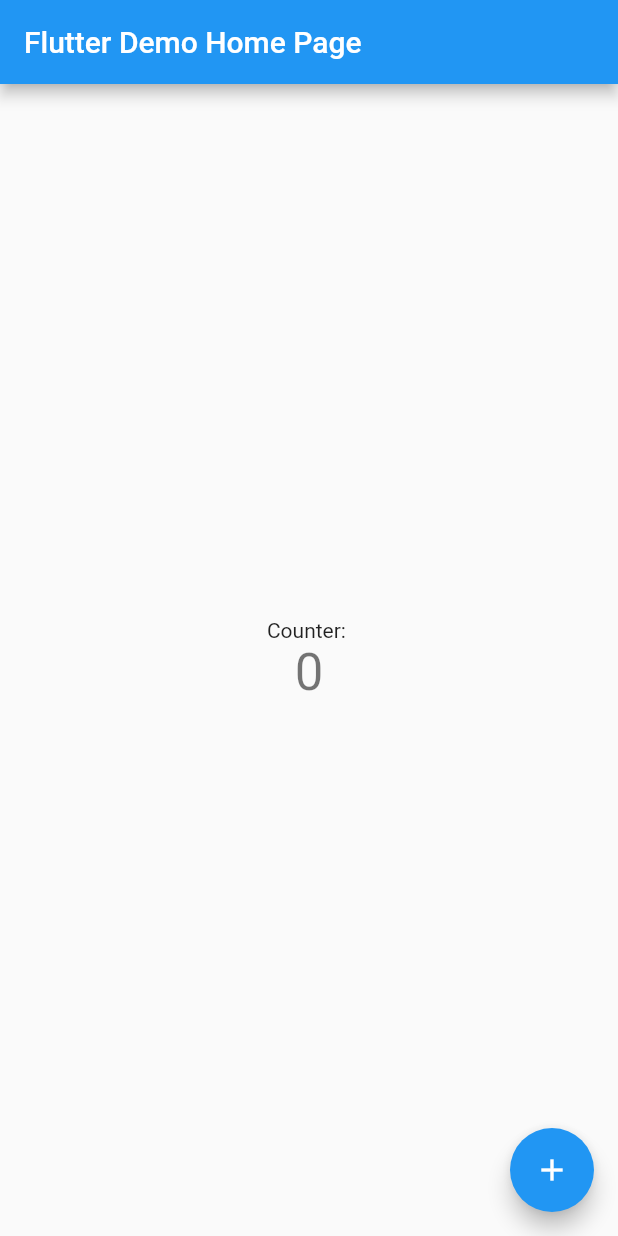
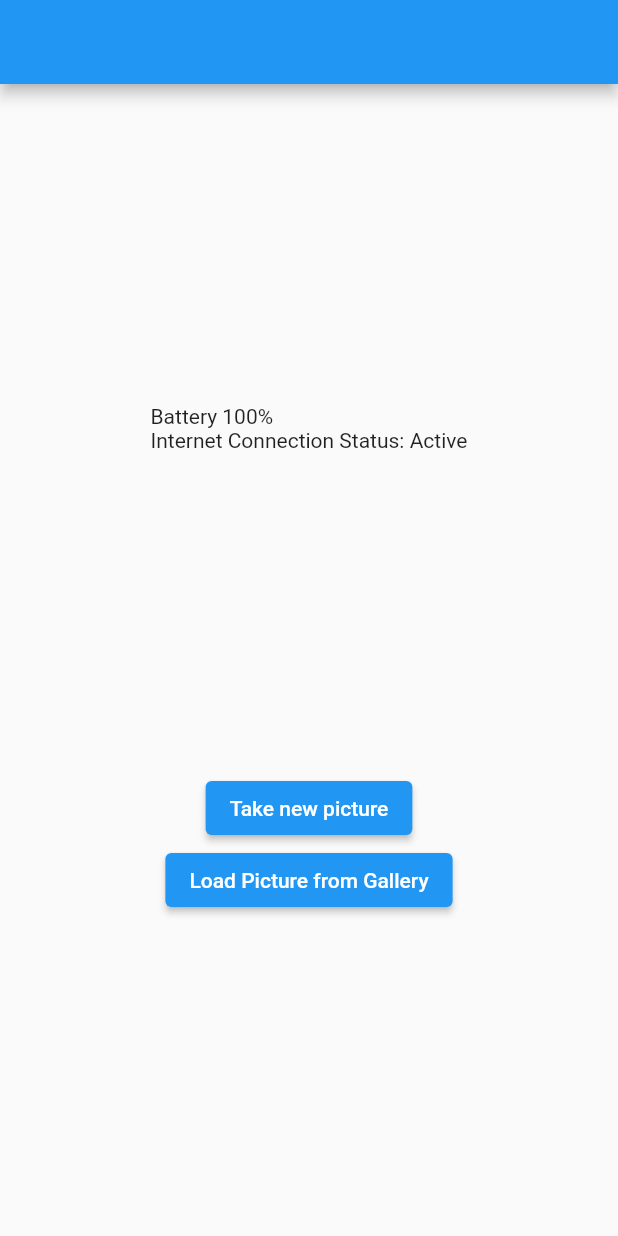
Before and after one commit to Carlos-1609/challenge, a Flutter app: the screen it shows after launch, on a phone screen of 412 x 824 dp. Run offline on Flutter 3.47's test engine with Material 2 defaults, Android fonts, the phone set to English and light mode, and no system bars; our stand-ins replace battery_plus, internet_connection_checker.

Commit message:
HomePage

```diff
--- a/challenge/lib/main.dart
+++ b/challenge/lib/main.dart
@@ -1,4 +1,8 @@
+import 'package:challenge/providers/battery_provider.dart';
+import 'package:challenge/providers/connectivity_provider.dart';
+import 'package:challenge/screens/homepage.dart';
 import 'package:flutter/material.dart';
+import 'package:provider/provider.dart';
 
 void main() {
   runApp(const MyApp());
@@ -10,106 +14,18 @@ class MyApp extends StatelessWidget {
   // This widget is the root of your application.
   @override
   Widget build(BuildContext context) {
-    return MaterialApp(
-      title: 'Flutter Demo',
-      theme: ThemeData(
-        // This is the theme of your application.
-        //
-        // Try running your application with "flutter run". You'll see the
-        // application has a blue toolbar. Then, without quitting the app, try
-        // changing the primarySwatch below to Colors.green and then invoke
-        // "hot reload" (press "r" in the console where you ran "flutter run",
-        // or simply save your changes to "hot reload" in a Flutter IDE).
-        // Notice that the counter didn't reset back to zero; the application
-        // is not restarted.
-        primarySwatch: Colors.blue,
+    return MultiProvider(
+      providers: [
+        ChangeNotifierProvider(create: (context) => BatteryProvider()),
+        ChangeNotifierProvider(create: (context) => ConnectivityProvider())
+      ],
+      child: MaterialApp(
+        title: 'Flutter Demo',
+        theme: ThemeData(
+          primarySwatch: Colors.blue,
+        ),
+        home: const HomePage(),
       ),
-      home: const MyHomePage(title: 'Flutter Demo Home Page'),
     );
   }
 }
-
-class MyHomePage extends StatefulWidget {
-  const MyHomePage({super.key, required this.title});
-
-  // This widget is the home page of your application. It is stateful, meaning
-  // that it has a State object (defined below) that contains fields that affect
-  // how it looks.
-
-  // This class is the configuration for the state. It holds the values (in this
-  // case the title) provided by the parent (in this case the App widget) and
-  // used by the build method of the State. Fields in a Widget subclass are
-  // always marked "final".
-
-  final String title;
-
-  @override
-  State<MyHomePage> createState() => _MyHomePageState();
-}
-
-class _MyHomePageState extends State<MyHomePage> {
-  int _counter = 0;
-
-  void _incrementCounter() {
-    setState(() {
-      // This call to setState tells the Flutter framework that something has
-      // changed in this State, which causes it to rerun the build method below
-      // so that the display can reflect the updated values. If we changed
-      // _counter without calling setState(), then the build method would not be
-      // called again, and so nothing would appear to happen.
-      _counter++;
-    });
-  }
-
-  @override
-  Widget build(BuildContext context) {
-    // This method is rerun every time setState is called, for instance as done
-    // by the _incrementCounter method above.
-    //
-    // The Flutter framework has been optimized to make rerunning build methods
-    // fast, so that you can just rebuild anything that needs updating rather
-    // than having to individually change instances of widgets.
-    return Scaffold(
-      appBar: AppBar(
-        // Here we take the value from the MyHomePage object that was created by
-        // the App.build method, and use it to set our appbar title.
-        title: Text(widget.title),
-      ),
-      body: Center(
-        // Center is a layout widget. It takes a single child and positions it
-        // in the middle of the parent.
-        child: Column(
-          // Column is also a layout widget. It takes a list of children and
-          // arranges them vertically. By default, it sizes itself to fit its
-          // children horizontally, and tries to be as tall as its parent.
-          //
-          // Invoke "debug painting" (press "p" in the console, choose the
-          // "Toggle Debug Paint" action from the Flutter Inspector in Android
-          // Studio, or the "Toggle Debug Paint" command in Visual Studio Code)
-          // to see the wireframe for each widget.
-          //
-          // Column has various properties to control how it sizes itself and
-          // how it positions its children. Here we use mainAxisAlignment to
-          // center the children vertically; the main axis here is the vertical
-          // axis because Columns are vertical (the cross axis would be
-          // horizontal).
-          mainAxisAlignment: MainAxisAlignment.center,
-          children: <Widget>[
-            const Text(
-              'Counter: ',
-            ),
-            Text(
-              '$_counter',
-              style: Theme.of(context).textTheme.headline4,
-            ),
-          ],
-        ),
-      ),
-      floatingActionButton: FloatingActionButton(
-        onPressed: _incrementCounter,
-        tooltip: 'Increment',
-        child: const Icon(Icons.add),
-      ), // This trailing comma makes auto-formatting nicer for build methods.
-    );
-  }
-}
--- /dev/null
+++ b/challenge/lib/providers/battery_provider.dart
@@ -0,0 +1,17 @@
+import 'dart:async';
+
+import 'package:flutter/material.dart';
+import 'package:battery_plus/battery_plus.dart';
+
+class BatteryProvider with ChangeNotifier {
+  int batteryPercentage = 100;
+  final Battery battery = Battery();
+  int batteryLevel = 0;
+  // Timer timer;
+
+  getBatteryLevel() async {
+    final level = await battery.batteryLevel;
+    batteryLevel = level;
+    notifyListeners();
+  }
+}
--- /dev/null
+++ b/challenge/lib/providers/connectivity_provider.dart
@@ -0,0 +1,18 @@
+import 'dart:async';
+
+import 'package:flutter/material.dart';
+import 'package:internet_connection_checker/internet_connection_checker.dart';
+
+class ConnectivityProvider with ChangeNotifier {
+  bool hasInternet = false;
+  late StreamSubscription internetSubscription;
+
+  checkInternetConnection() {
+    internetSubscription = InternetConnectionChecker().onStatusChange.listen(
+      (status) {
+        hasInternet = status == InternetConnectionStatus.connected;
+        notifyListeners();
+      },
+    );
+  }
+}
--- /dev/null
+++ b/challenge/lib/screens/homepage.dart
@@ -0,0 +1,39 @@
+import 'package:challenge/widgets/deviceinfo.dart';
+import 'package:flutter/material.dart';
+
+class HomePage extends StatefulWidget {
+  const HomePage({super.key});
+
+  @override
+  State<HomePage> createState() => _HomePageState();
+}
+
+class _HomePageState extends State<HomePage> {
+  @override
+  Widget build(BuildContext context) {
+    return Scaffold(
+      appBar: AppBar(),
+      body: Column(
+        mainAxisAlignment: MainAxisAlignment.spaceEvenly,
+        children: [
+          const DeviceInfo(),
+          Center(
+            child: Column(
+              mainAxisAlignment: MainAxisAlignment.center,
+              children: [
+                ElevatedButton(
+                  onPressed: () {},
+                  child: Text('Take new picture'),
+                ),
+                ElevatedButton(
+                  onPressed: () {},
+                  child: Text('Load Picture from Gallery'),
+                ),
+              ],
+            ),
+          ),
+        ],
+      ),
+    );
+  }
+}
--- /dev/null
+++ b/challenge/lib/widgets/deviceinfo.dart
@@ -0,0 +1,54 @@
+import 'dart:async';
+
+import 'package:flutter/material.dart';
+import 'package:provider/provider.dart';
+
+import '../providers/battery_provider.dart';
+import '../providers/connectivity_provider.dart';
+
+class DeviceInfo extends StatefulWidget {
+  const DeviceInfo({super.key});
+
+  @override
+  State<DeviceInfo> createState() => _DeviceInfoState();
+}
+
+class _DeviceInfoState extends State<DeviceInfo> {
+  Timer? timer;
+  @override
+  void initState() {
+    super.initState();
+    Timer.periodic(
+      const Duration(seconds: 5),
+      (timer) {
+        Provider.of<BatteryProvider>(context, listen: false).getBatteryLevel();
+      },
+    );
+    Provider.of<ConnectivityProvider>(context, listen: false)
+        .checkInternetConnection();
+  }
+
+  @override
+  void dispose() {
+    // TODO: implement dispose
+    timer!.cancel();
+    Provider.of<ConnectivityProvider>(context, listen: false)
+        .internetSubscription
+        .cancel();
+    super.dispose();
+  }
+
+  @override
+  Widget build(BuildContext context) {
+    var battery = Provider.of<BatteryProvider>(context);
+    var conn = Provider.of<ConnectivityProvider>(context);
+    return Column(
+      crossAxisAlignment: CrossAxisAlignment.start,
+      children: [
+        Text('Battery ${battery.batteryLevel}%'),
+        Text(
+            'Internet Connection Status: ${conn.hasInternet ? 'Active' : 'Disable'}')
+      ],
+    );
+  }
+}
--- a/challenge/pubspec.yaml
+++ b/challenge/pubspec.yaml
@@ -31,6 +31,9 @@ environment:
 dependencies:
   flutter:
     sdk: flutter
+  battery_plus: ^3.0.2
+  provider: ^6.0.4
+  internet_connection_checker: ^1.0.0+1
 
 
   # The following adds the Cupertino Icons font to your application.
```
Also changed, not shown: challenge/pubspec.lock, 13 other files.
